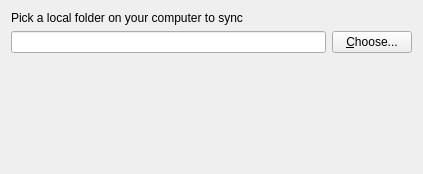
restot/opencloud-desktop, file src/gui/folderwizard/folderwizardsourcepage.ui: the form before one commit.
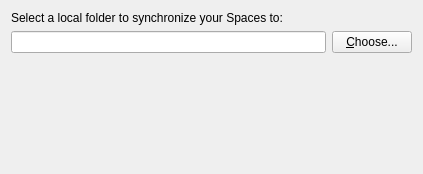
The form after the commit.

Commit message: Always sync spaces to Sync root

What changed in the file:
```diff
--- a/src/gui/folderwizard/folderwizardsourcepage.ui
+++ b/src/gui/folderwizard/folderwizardsourcepage.ui
@@ -17,7 +17,10 @@
    <item>
     <widget class="QLabel" name="label">
      <property name="text">
-      <string>Pick a local folder on your computer to sync</string>
+      <string>Select a local folder to synchronize your Spaces to:</string>
+     </property>
+     <property name="buddy">
+      <cstring>localFolderLineEdit</cstring>
      </property>
     </widget>
    </item>
```
Left out of the diff: 13 changed lines with no effect on the pictures. The commit also changes 3 other files.
